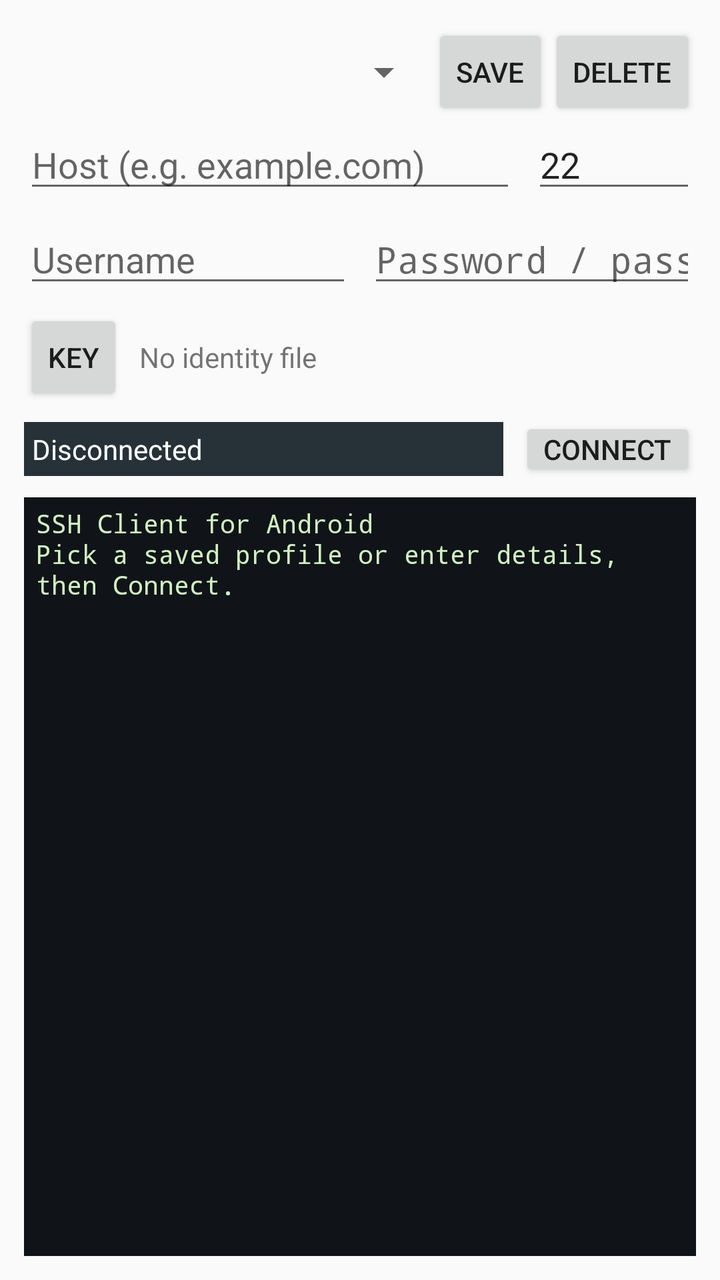
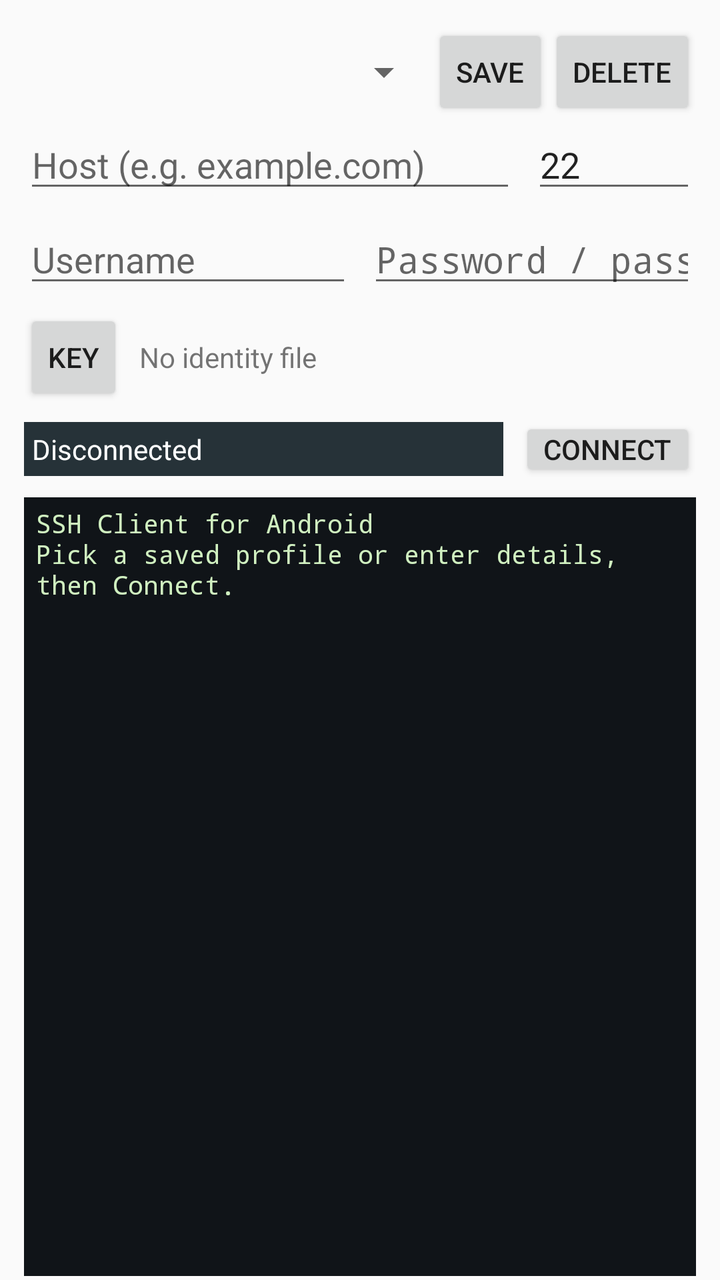

An Android layout rendered at two revisions. The XML below is the earlier revision; the diff shows what the commit changed to produce the second picture.
<!-- AndroidManifest.xml: application theme android:Theme.Material.Light.NoActionBar -->
<!-- res/layout/activity_main.xml -->
<?xml version="1.0" encoding="utf-8"?>
<LinearLayout xmlns:android="http://schemas.android.com/apk/res/android"
    android:layout_width="match_parent"
    android:layout_height="match_parent"
    android:orientation="vertical"
    android:padding="12dp"
    android:fitsSystemWindows="true">

    <LinearLayout
        android:id="@+id/panelConnection"
        android:layout_width="match_parent"
        android:layout_height="wrap_content"
        android:orientation="vertical">

        
        <LinearLayout
            android:layout_width="match_parent"
            android:layout_height="wrap_content"
            android:orientation="horizontal"
            android:gravity="center_vertical">

            <Spinner
                android:id="@+id/spinnerProfiles"
                android:layout_width="0dp"
                android:layout_height="wrap_content"
                android:layout_weight="1" />

            <Button
                android:id="@+id/btnSave"
                style="?android:attr/buttonStyleSmall"
                android:layout_width="wrap_content"
                android:layout_height="wrap_content"
                android:text="@string/action_save" />

            <Button
                android:id="@+id/btnDelete"
                style="?android:attr/buttonStyleSmall"
                android:layout_width="wrap_content"
                android:layout_height="wrap_content"
                android:text="@string/action_delete" />
        </LinearLayout>

        
        <LinearLayout
            android:layout_width="match_parent"
            android:layout_height="wrap_content"
            android:orientation="horizontal">

            <EditText
                android:id="@+id/editHost"
                android:layout_width="0dp"
                android:layout_height="wrap_content"
                android:layout_weight="3"
                android:hint="@string/hint_host"
                android:inputType="textUri"
                android:imeOptions="actionNext"
                android:singleLine="true" />

            <EditText
                android:id="@+id/editPort"
                android:layout_width="0dp"
                android:layout_height="wrap_content"
                android:layout_weight="1"
                android:layout_marginStart="8dp"
                android:hint="@string/hint_port"
                android:text="22"
                android:inputType="number"
                android:singleLine="true"
                android:imeOptions="actionNext" />
        </LinearLayout>

        <LinearLayout
            android:layout_width="match_parent"
            android:layout_height="wrap_content"
            android:layout_marginTop="6dp"
            android:orientation="horizontal">

            <EditText
                android:id="@+id/editUser"
                android:layout_width="0dp"
                android:layout_height="wrap_content"
                android:layout_weight="1"
                android:hint="@string/hint_user"
                android:inputType="text"
                android:singleLine="true"
                android:imeOptions="actionNext"
                android:autofillHints="username" />

            <EditText
                android:id="@+id/editPassword"
                android:layout_width="0dp"
                android:layout_height="wrap_content"
                android:layout_weight="1"
                android:layout_marginStart="8dp"
                android:hint="@string/hint_password"
                android:inputType="textPassword"
                android:singleLine="true"
                android:imeOptions="actionDone"
                android:autofillHints="password" />
        </LinearLayout>

        
        <LinearLayout
            android:layout_width="match_parent"
            android:layout_height="wrap_content"
            android:layout_marginTop="6dp"
            android:orientation="horizontal"
            android:gravity="center_vertical">

            <Button
                android:id="@+id/btnImportKey"
                style="?android:attr/buttonStyleSmall"
                android:layout_width="wrap_content"
                android:layout_height="wrap_content"
                android:text="@string/action_import_key" />

            <TextView
                android:id="@+id/txtIdentity"
                android:layout_width="0dp"
                android:layout_height="wrap_content"
                android:layout_weight="1"
                android:layout_marginStart="8dp"
                android:text="@string/identity_none"
                android:singleLine="true"
                android:ellipsize="middle" />
        </LinearLayout>
    </LinearLayout>

    <LinearLayout
        android:layout_width="match_parent"
        android:layout_height="wrap_content"
        android:layout_marginTop="6dp"
        android:orientation="horizontal"
        android:gravity="center_vertical">

        <TextView
            android:id="@+id/txtStatus"
            android:layout_width="0dp"
            android:layout_height="wrap_content"
            android:layout_weight="1"
            android:padding="@dimen/status_bar_padding"
            android:background="@color/status_bar"
            android:textColor="@color/status_text"
            android:text="@string/status_disconnected"
            android:singleLine="true"
            android:ellipsize="end" />

        <Button
            android:id="@+id/btnConnect"
            style="@style/KeyToolbarButton"
            android:layout_width="wrap_content"
            android:layout_height="wrap_content"
            android:layout_marginStart="8dp"
            android:text="@string/action_connect" />
    </LinearLayout>

    
    <include layout="@layout/key_toolbar" />

    
    <ScrollView
        android:id="@+id/scrollOutput"
        android:layout_width="match_parent"
        android:layout_height="0dp"
        android:layout_weight="1"
        android:layout_marginTop="8dp"
        android:background="@color/terminal_bg"
        android:padding="6dp"
        android:scrollbars="vertical"
        android:fillViewport="true">

        <EditText
            android:id="@+id/txtOutput"
            android:layout_width="match_parent"
            android:layout_height="wrap_content"
            android:background="@null"
            android:fontFamily="monospace"
            android:includeFontPadding="false"
            android:textColor="@color/terminal_fg"
            android:textSize="13sp"
            android:gravity="top"
            android:inputType="textMultiLine|textNoSuggestions|textVisiblePassword"
            android:imeOptions="actionNone|flagNoExtractUi"
            android:enabled="false"
            android:text="@string/welcome_banner" />
    </ScrollView>
</LinearLayout>
<!-- res/layout/key_toolbar.xml (included above) -->
<?xml version="1.0" encoding="utf-8"?>
<HorizontalScrollView xmlns:android="http://schemas.android.com/apk/res/android"
    android:id="@+id/keyToolbar"
    android:layout_width="match_parent"
    android:layout_height="wrap_content"
    android:visibility="gone"
    android:scrollbars="none">

    <LinearLayout
        android:layout_width="wrap_content"
        android:layout_height="wrap_content"
        android:orientation="horizontal">

        <Button android:id="@+id/keyEsc" style="@style/KeyToolbarButton" android:layout_width="wrap_content" android:layout_height="wrap_content" android:text="@string/key_esc" />
        <Button android:id="@+id/keyTab" style="@style/KeyToolbarButton" android:layout_width="wrap_content" android:layout_height="wrap_content" android:text="@string/key_tab" />
        <Button android:id="@+id/keyCtrlC" style="@style/KeyToolbarButton" android:layout_width="wrap_content" android:layout_height="wrap_content" android:text="@string/key_ctrl_c" />
        <Button android:id="@+id/keyCtrlD" style="@style/KeyToolbarButton" android:layout_width="wrap_content" android:layout_height="wrap_content" android:text="@string/key_ctrl_d" />
        <Button android:id="@+id/keyUp" style="@style/KeyToolbarButton" android:layout_width="wrap_content" android:layout_height="wrap_content" android:text="@string/key_up" />
        <Button android:id="@+id/keyDown" style="@style/KeyToolbarButton" android:layout_width="wrap_content" android:layout_height="wrap_content" android:text="@string/key_down" />
        <Button android:id="@+id/keyLeft" style="@style/KeyToolbarButton" android:layout_width="wrap_content" android:layout_height="wrap_content" android:text="@string/key_left" />
        <Button android:id="@+id/keyRight" style="@style/KeyToolbarButton" android:layout_width="wrap_content" android:layout_height="wrap_content" android:text="@string/key_right" />
        <Button android:id="@+id/keyCtrlA" style="@style/KeyToolbarButton" android:layout_width="wrap_content" android:layout_height="wrap_content" android:text="@string/key_ctrl_a" />
        <Button android:id="@+id/keyCtrlE" style="@style/KeyToolbarButton" android:layout_width="wrap_content" android:layout_height="wrap_content" android:text="@string/key_ctrl_e" />
        <Button android:id="@+id/keyCtrlB" style="@style/KeyToolbarButton" android:layout_width="wrap_content" android:layout_height="wrap_content" android:text="@string/key_ctrl_b" />
        <Button android:id="@+id/keyCtrlZ" style="@style/KeyToolbarButton" android:layout_width="wrap_content" android:layout_height="wrap_content" android:text="@string/key_ctrl_z" />
        <Button android:id="@+id/keyFontUp" style="@style/KeyToolbarButton" android:layout_width="wrap_content" android:layout_height="wrap_content" android:text="@string/key_font_up" />
        <Button android:id="@+id/keyFontDown" style="@style/KeyToolbarButton" android:layout_width="wrap_content" android:layout_height="wrap_content" android:text="@string/key_font_down" />
    </LinearLayout>
</HorizontalScrollView>
<!-- resources referenced by this layout -->
<resources>
  <color name="status_bar">#FF263238</color>
  <color name="status_text">#FFFFFFFF</color>
  <color name="terminal_bg">#FF101418</color>
  <color name="terminal_fg">#FFD0F0C0</color>
  <dimen name="status_bar_padding">4dp</dimen>
  <string name="action_connect">Connect</string>
  <string name="action_delete">Delete</string>
  <string name="action_import_key">Key</string>
  <string name="action_save">Save</string>
  <string name="hint_host">Host (e.g. example.com)</string>
  <string name="hint_password">Password / passphrase</string>
  <string name="hint_port">Port</string>
  <string name="hint_user">Username</string>
  <string name="identity_none">No identity file</string>
  <string name="key_ctrl_a">Ctrl+A</string>
  <string name="key_ctrl_b">Ctrl+B</string>
  <string name="key_ctrl_c">Ctrl+C</string>
  <string name="key_ctrl_d">Ctrl+D</string>
  <string name="key_ctrl_e">Ctrl+E</string>
  <string name="key_ctrl_z">Ctrl+Z</string>
  <string name="key_down">▼</string>
  <string name="key_esc">ESC</string>
  <string name="key_font_down">A-</string>
  <string name="key_font_up">A+</string>
  <string name="key_left">◀</string>
  <string name="key_right">▶</string>
  <string name="key_tab">TAB</string>
  <string name="key_up">▲</string>
  <string name="status_disconnected">Disconnected</string>
  <string name="welcome_banner">SSH Client for Android\nPick a saved profile or enter details, then Connect.</string>
  <style name="KeyToolbarButton" parent="android:Widget.Material.Button.Small">
          <item name="android:minHeight">@dimen/chrome_button_min_height</item>
          <item name="android:minWidth">0dp</item>
          <item name="android:paddingTop">@dimen/chrome_button_vertical_padding</item>
          <item name="android:paddingBottom">@dimen/chrome_button_vertical_padding</item>
      </style>
  <dimen name="chrome_button_min_height">32dp</dimen>
  <dimen name="chrome_button_vertical_padding">4dp</dimen>
</resources>

<!-- the commit's change to res/layout/activity_main.xml (unified diff, before → after) -->
@@ -3,7 +3,10 @@
     android:layout_width="match_parent"
     android:layout_height="match_parent"
     android:orientation="vertical"
-    android:padding="12dp"
+    android:paddingTop="12dp"
+    android:paddingStart="12dp"
+    android:paddingEnd="12dp"
+    android:paddingBottom="@dimen/root_bottom_padding"
     android:fitsSystemWindows="true">
 
     <LinearLayout
<!-- resource entries referenced after the edit -->
@@ -4,6 +4,7 @@
   <color name="status_text">#FFFFFFFF</color>
   <color name="terminal_bg">#FF101418</color>
   <color name="terminal_fg">#FFD0F0C0</color>
+  <dimen name="root_bottom_padding">2dp</dimen>
   <dimen name="status_bar_padding">4dp</dimen>
   <string name="action_connect">Connect</string>
   <string name="action_delete">Delete</string>
